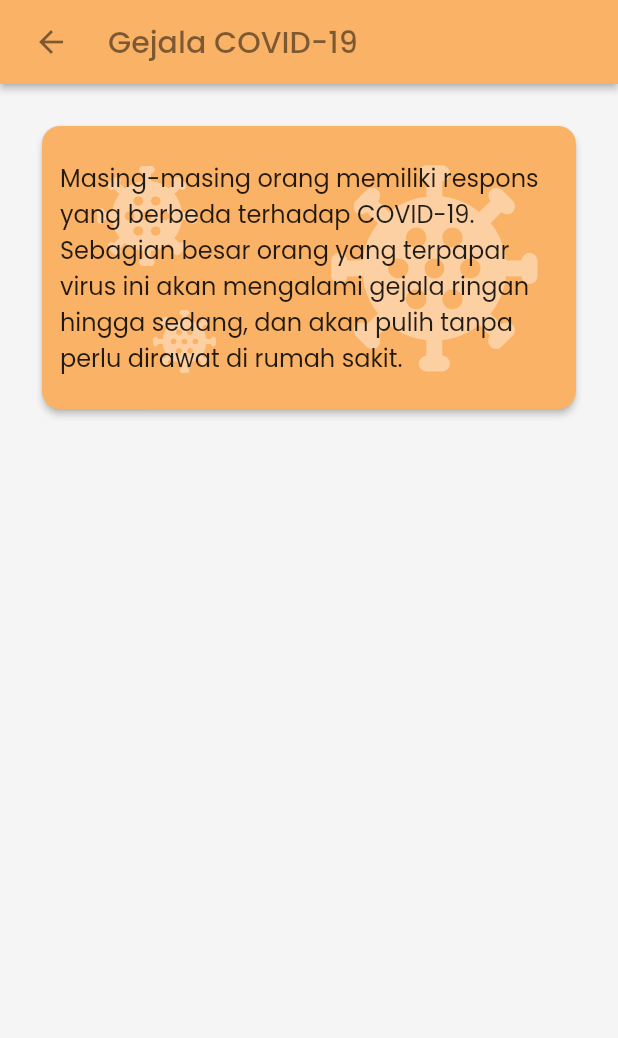
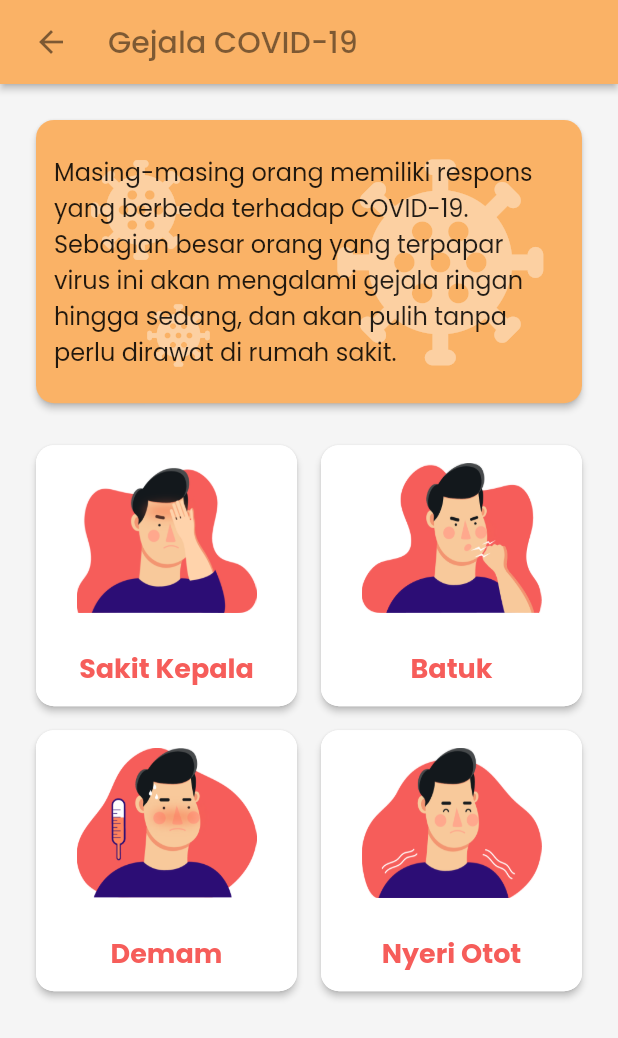
Before and after one commit to nailnafir/pantau-covid, a Flutter app: the SymptompsPage screen opened directly, on a phone screen of 412 x 824 dp. Shown: the top 1038 px of the screen. Run offline on Flutter 3.47's test engine with Material 2 defaults, Android fonts, the phone set to English and light mode, and no system bars; our stand-ins replace carousel_slider, get, lottie, percent_indicator, shimmer; missing offline and left inert: web_scraper; network calls fail.

Commit message:
add normal box card

```diff
--- a/lib/pages/symptoms_page.dart
+++ b/lib/pages/symptoms_page.dart
@@ -30,15 +30,12 @@ class SymptompsPage extends StatelessWidget {
           ),
         ),
       ),
-      body: Container(
-        padding: EdgeInsets.symmetric(
-          vertical: SpaceConfig.longSpace,
-          horizontal: SpaceConfig.longSpace,
-        ),
-        child: Column(
+      body: SafeArea(
+        child: ListView(
           children: [
             Card(
               color: ColorTheme.secondaryColor,
+              margin: EdgeInsets.all(SpaceConfig.longSpace),
               shape: RoundedRectangleBorder(
                 borderRadius: BorderRadius.circular(SpaceConfig.normalSpace),
               ),
@@ -93,7 +90,36 @@ class SymptompsPage extends StatelessWidget {
                 ],
               ),
             ),
-            SizedBox(height: SpaceConfig.longSpace),
+            Container(
+              height: MediaQuery.of(context).size.height / 2.2,
+              child: GridView.count(
+                padding:
+                    EdgeInsets.symmetric(horizontal: SpaceConfig.longSpace - 4),
+                crossAxisCount: 2,
+                crossAxisSpacing: SpaceConfig.shortSpace,
+                mainAxisSpacing: SpaceConfig.shortSpace,
+                childAspectRatio: 1.0,
+                primary: false,
+                children: [
+                  NormalBoxCard(
+                    imagePath: 'assets/images/symptomp_headache.png',
+                    title: 'Sakit Kepala',
+                  ),
+                  NormalBoxCard(
+                    imagePath: 'assets/images/symptomp_cough.png',
+                    title: 'Batuk',
+                  ),
+                  NormalBoxCard(
+                    imagePath: 'assets/images/symptomp_fever.png',
+                    title: 'Demam',
+                  ),
+                  NormalBoxCard(
+                    imagePath: 'assets/images/symptomp_pain.png',
+                    title: 'Nyeri Otot',
+                  ),
+                ],
+              ),
+            ),
           ],
         ),
       ),
--- /dev/null
+++ b/lib/widgets/normal_box_card.dart
@@ -0,0 +1,52 @@
+part of 'widgets.dart';
+
+class NormalBoxCard extends StatelessWidget {
+  final String imagePath;
+  final String title;
+
+  const NormalBoxCard({
+    Key? key,
+    required this.imagePath,
+    required this.title,
+  }) : super(key: key);
+
+  @override
+  Widget build(BuildContext context) {
+    return Card(
+      shape: RoundedRectangleBorder(
+          borderRadius: BorderRadius.circular(SpaceConfig.normalSpace)),
+      elevation: 2,
+      child: Container(
+        width: double.infinity,
+        height: double.infinity,
+        padding: EdgeInsets.all(SpaceConfig.normalSpace),
+        decoration: BoxDecoration(
+          borderRadius: BorderRadius.circular(SpaceConfig.normalSpace),
+          color: Colors.white,
+        ),
+        child: Column(
+          mainAxisAlignment: MainAxisAlignment.spaceBetween,
+          children: [
+            Container(
+              width: 120,
+              height: 100,
+              decoration: BoxDecoration(
+                image: DecorationImage(
+                  image: AssetImage(imagePath),
+                  fit: BoxFit.fill,
+                ),
+              ),
+            ),
+            Text(
+              title,
+              style: TypeTheme.subTitleTextFont.copyWith(
+                fontWeight: FontWeight.w700,
+                color: ColorTheme.redColor,
+              ),
+            ),
+          ],
+        ),
+      ),
+    );
+  }
+}
--- a/lib/widgets/widgets.dart
+++ b/lib/widgets/widgets.dart
@@ -9,3 +9,4 @@ part 'big_box_card.dart';
 part 'small_box_card.dart';
 part 'welcome.dart';
 part 'progress_box_card.dart';
+part 'normal_box_card.dart';
```
